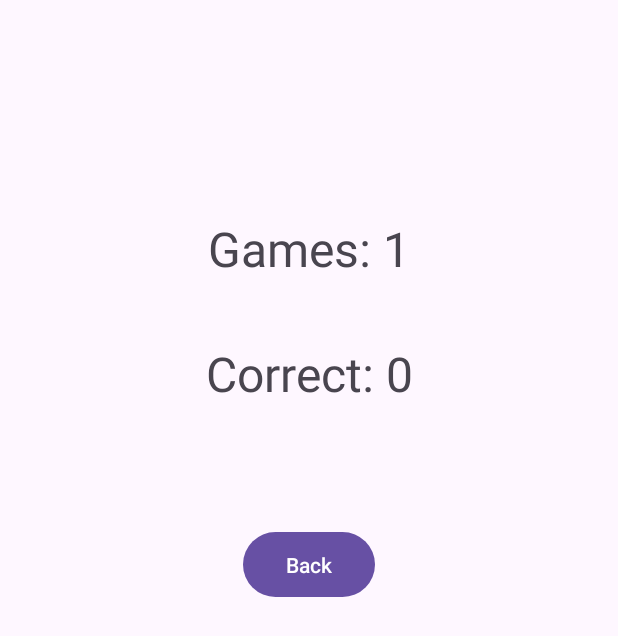
After one commit to mohamedy25/RANDOM_GAME, an Android app: the ScoreActivity screen opened directly, with no data from a screen before it, on a phone screen of 412 x 824 dp. The commit adds this screen. Shown: the top 636 px of the screen. Run offline under Robolectric (Android 15) with nearby library versions, the phone set to English and light mode, and no system bars.

Commit message:
RANDOM_NUM

```diff
--- a/app/src/main/AndroidManifest.xml
+++ b/app/src/main/AndroidManifest.xml
@@ -13,6 +13,9 @@
         android:theme="@style/Theme.Random_num"
         tools:targetApi="31">
         <activity
+            android:name=".ScoreActivity"
+            android:exported="false" />
+        <activity
             android:name=".MainActivity"
             android:exported="true">
             <intent-filter>
--- /dev/null
+++ b/app/src/main/java/com/example/random_num/ScoreActivity.java
@@ -0,0 +1,39 @@
+package com.example.random_num;
+
+import android.content.Intent;
+import android.os.Bundle;
+import android.view.View;
+import android.widget.Button;
+import android.widget.TextView;
+
+import androidx.appcompat.app.AppCompatActivity;
+
+import com.example.random_num.MainActivity;
+
+public class ScoreActivity extends AppCompatActivity {
+    private TextView tvNumGames, tvNumCorrect;
+    private Button btnBack;
+    private Intent intent;
+
+    @Override
+    protected void onCreate(Bundle savedInstanceState) {
+        super.onCreate(savedInstanceState);
+        setContentView(R.layout.activity_score);
+        tvNumGames = findViewById(R.id.textView7);
+        tvNumCorrect = findViewById(R.id.textView8);
+        btnBack = findViewById(R.id.button4);
+
+        intent = new Intent(ScoreActivity.this, MainActivity.class);
+
+        tvNumGames.setText("Games: " + MainActivity.pubGame);
+        tvNumCorrect.setText("Correct: " + MainActivity.pubCount);
+
+        btnBack.setOnClickListener(new View.OnClickListener() {
+            @Override
+            public void onClick(View view) {
+                startActivity(intent);
+                finish();
+            }
+        });
+    }
+}
--- /dev/null
+++ b/app/src/main/res/layout/activity_score.xml
@@ -0,0 +1,45 @@
+<?xml version="1.0" encoding="utf-8"?>
+<androidx.constraintlayout.widget.ConstraintLayout
+    xmlns:android="http://schemas.android.com/apk/res/android"
+    xmlns:app="http://schemas.android.com/apk/res-auto"
+    xmlns:tools="http://schemas.android.com/tools"
+    android:layout_width="match_parent"
+    android:layout_height="match_parent"
+    tools:context=".ScoreActivity"
+    android:padding="24dp">
+
+    <TextView
+        android:id="@+id/textView7"
+        android:layout_width="wrap_content"
+        android:layout_height="wrap_content"
+        android:text="Games: 0"
+        android:textSize="32sp"
+        app:layout_constraintTop_toTopOf="parent"
+        app:layout_constraintStart_toStartOf="parent"
+        app:layout_constraintEnd_toEndOf="parent"
+        android:layout_marginTop="120dp"
+        android:gravity="center"/>
+
+    <TextView
+        android:id="@+id/textView8"
+        android:layout_width="wrap_content"
+        android:layout_height="wrap_content"
+        android:text="Correct: 0"
+        android:textSize="32sp"
+        app:layout_constraintTop_toBottomOf="@id/textView7"
+        app:layout_constraintStart_toStartOf="parent"
+        app:layout_constraintEnd_toEndOf="parent"
+        android:layout_marginTop="40dp"
+        android:gravity="center"/>
+
+    <Button
+        android:id="@+id/button4"
+        android:layout_width="wrap_content"
+        android:layout_height="wrap_content"
+        android:text="Back"
+        app:layout_constraintTop_toBottomOf="@id/textView8"
+        app:layout_constraintStart_toStartOf="parent"
+        app:layout_constraintEnd_toEndOf="parent"
+        android:layout_marginTop="80dp"
+        android:padding="12dp"/>
+</androidx.constraintlayout.widget.ConstraintLayout>
```
Also changed, not shown: app/src/main/java/com/example/random_num/MainActivity.java (+21 -12 lines), app/src/main/res/layout/activity_main.xml (+12 -1 lines).
